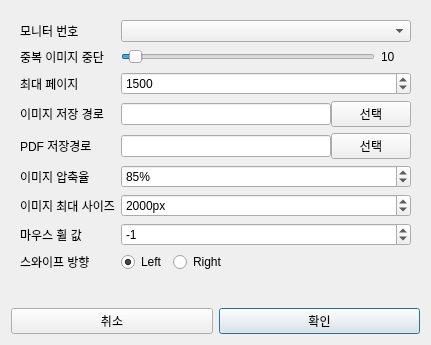
Old version of the form ui/setting_dialog.ui in the repository gyuha/capture-macro2.
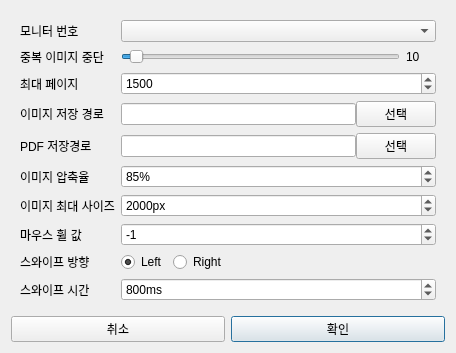
New version of the form.

Commit message: swipe 기능 추가

Diff of the .ui file:
```diff
--- a/ui/setting_dialog.ui
+++ b/ui/setting_dialog.ui
@@ -6,7 +6,7 @@
    <rect>
     <x>0</x>
     <y>0</y>
-    <width>431</width>
+    <width>456</width>
     <height>345</height>
    </rect>
   </property>
@@ -316,6 +316,26 @@
           </item>
          </layout>
         </item>
+        <item row="9" column="0">
+         <widget class="QLabel" name="label_10">
+          <property name="text">
+           <string>스와이프 시간</string>
+          </property>
+         </widget>
+        </item>
+        <item row="9" column="1">
+         <widget class="QSpinBox" name="sbSwipeSecs">
+          <property name="suffix">
+           <string>ms</string>
+          </property>
+          <property name="maximum">
+           <number>10000</number>
+          </property>
+          <property name="value">
+           <number>800</number>
+          </property>
+         </widget>
+        </item>
        </layout>
       </item>
      </layout>
```
The commit also changes 6 other files.
